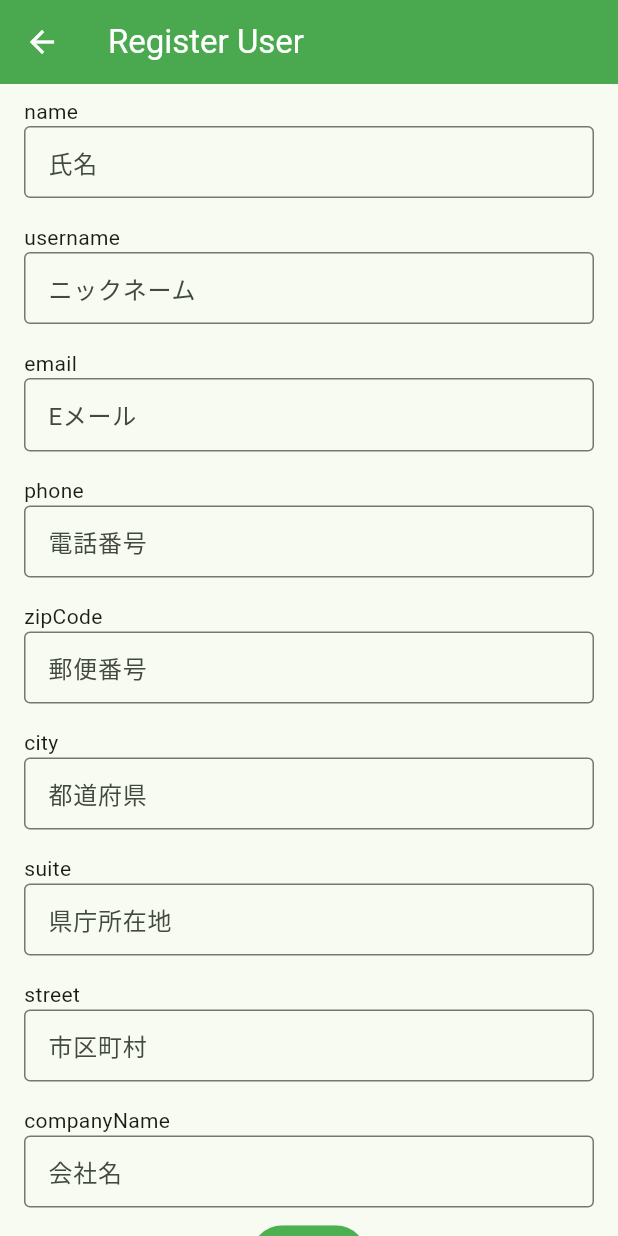
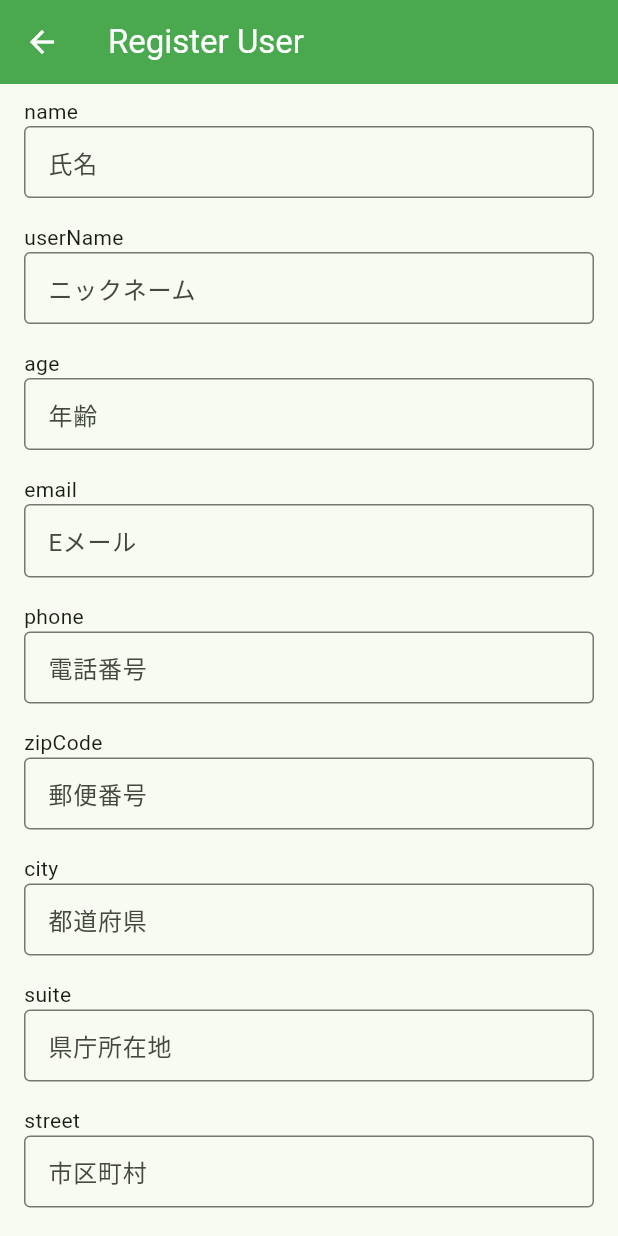
Before and after one commit to you-say13/Flutter-Sample, a Flutter app: the ApplyUserScreen screen opened by its route, on a phone screen of 412 x 824 dp. Run offline on Flutter 3.47's test engine with Material 3 defaults, Android fonts, the phone set to English and light mode, and no system bars; our stand-ins replace cloud_firestore, firebase_core, flutter_riverpod, freezed_annotation, go_router, riverpod_annotation; accounts and stored records are empty; generated files the repository leaves out were written again.

Commit message:
new add field

```diff
--- a/lib/domain/model/user.dart
+++ b/lib/domain/model/user.dart
@@ -1,5 +1,8 @@
+import 'package:cloud_firestore/cloud_firestore.dart';
+import 'package:flutter/cupertino.dart';
 import 'package:freezed_annotation/freezed_annotation.dart';
 
+part 'user.freezed.dart';
 part 'user.g.dart';
 
 @JsonSerializable()
@@ -20,64 +23,47 @@ class Address {
   Map<String, dynamic> toJson() => _$AddressToJson(this);
 }
 
-@immutable
-@JsonSerializable()
-class User {
-  final String? id;
-  final String name;
-  final String? username;
-  final String age;
-  final String email;
-  final Address address;
-  final String phone;
-  final String? companyName;
-  final DateTime birthDay;
-  final DateTime createdAt;
-  final DateTime? updatedAt;
+DateTime? fromNullableTimestamp(Timestamp? timestamp) {
+  debugPrint("fromTimestamp");
+  DateTime? dateTime = timestamp?.toDate();
+  return dateTime;
+}
 
-  const User({
-    this.id,
-    required this.name,
-    this.username,
-    required this.age,
-    required this.email,
-    required this.address,
-    required this.phone,
-    this.companyName,
-    required this.birthDay,
-    required this.createdAt,
-    this.updatedAt,
-  });
+Timestamp? toNullableTimestamp(DateTime? createdAt) {
+  debugPrint("toTimestamp");
+  Timestamp? timestamp = createdAt == null ? null : Timestamp.fromDate(createdAt);
+  return timestamp;
+}
+
+DateTime fromTimestamp(Timestamp timestamp) {
+  debugPrint("fromTimestamp");
+  DateTime? dateTime = timestamp.toDate();
+  return dateTime;
+}
+
+Timestamp toTimestamp(DateTime createdAt) {
+  debugPrint("toTimestamp");
+  Timestamp? timestamp = Timestamp.fromDate(createdAt);
+  return timestamp;
+}
+
+@freezed
+class User with _$User {
+  const factory User({
+    String? id,
+    required String name,
+    String? username,
+    required String age,
+    required String email,
+    required Address address,
+    required String phone,
+    String? companyName,
+    @JsonKey(fromJson: fromTimestamp, toJson: toTimestamp) required DateTime birthDay,
+    @JsonKey(fromJson: fromTimestamp, toJson: toTimestamp) required DateTime createdAt,
+    @JsonKey(fromJson: fromNullableTimestamp, toJson: toNullableTimestamp) DateTime? updatedAt,
+  }) = _User;
 
   factory User.fromJson(Map<String, dynamic> json) => _$UserFromJson(json);
-  Map<String, dynamic> toJson() => _$UserToJson(this);
-
-  User copyWith({
-    String? id,
-    String? name,
-    String? username,
-    String? age,
-    String? email,
-    Address? address,
-    String? phone,
-    String? companyName,
-    DateTime? birthDay,
-    DateTime? createdAt,
-    DateTime? updatedAt,
-  }) =>
-      User(
-        id: id,
-        name: name ?? this.name,
-        username: username,
-        age: age ?? this.age,
-        email: email ?? this.email,
-        address: address ?? this.address,
-        phone: phone ?? this.phone,
-        companyName: companyName,
-        birthDay: birthDay ?? this.birthDay,
-        createdAt: createdAt ?? this.createdAt,
-        updatedAt: updatedAt,
-      );
 
   @override
   String toString() {
--- a/lib/domain/service/user_repository.dart
+++ b/lib/domain/service/user_repository.dart
@@ -21,7 +21,8 @@ Future<List<User>> getUsers() async {
   debugPrint('get user length: ${qs.docs.length}');
   return qs.docs.map((doc) {
     final Map<String, dynamic> joinMap = {"id": doc.id, ...doc.data() as Map<String, dynamic>};
-    final User user = User.fromJson(joinMap);
+    debugPrint('get user jsonData: $joinMap');
+    User user = User.fromJson(joinMap);
     debugPrint("get user desc: $user");
     return user;
   }).toList();
--- a/lib/presentation/Widgets/grid_view.dart
+++ b/lib/presentation/Widgets/grid_view.dart
@@ -1,4 +1,5 @@
 import 'package:flutter/material.dart';
+import 'package:intl/intl.dart';
 import 'package:riverpod_sample/domain/model/user.dart';
 import 'package:riverpod_sample/domain/service/validator.dart';
 
@@ -11,11 +12,13 @@ class DetailGridView extends StatelessWidget {
     Map<String, String> info = {
       "username": userInfo.username ?? "",
       "phone": userInfo.phone,
+      "age": userInfo.age,
       "zipCode": userInfo.address.zipcode,
       "city": userInfo.address.city,
       "suite": userInfo.address.suite,
       "street": userInfo.address.street,
-      "companyName": userInfo.companyName ?? ""
+      "companyName": userInfo.companyName ?? "",
+      "birthDay": DateFormat("yyyy-MM-dd").format(userInfo.birthDay),
     };
 
     List<String> key = info.entries.map((user) => user.key).toList();
@@ -27,7 +30,7 @@ class DetailGridView extends StatelessWidget {
           textList: key,
         ),
         const Spacer(),
-        const SemicolonList(length: 7),
+        const SemicolonList(length: 9),
         const Spacer(),
         ColumnText(
           textList: [...info.entries.map((user) => user.value)],
@@ -44,24 +47,14 @@ class InsertGridView extends StatelessWidget {
 
   @override
   Widget build(context) {
-    Map<String, String> info = {
-      "name": "氏名",
-      "username": "ニックネーム",
-      "email": "Eメール",
-      "phone": "電話番号",
-      "zipCode": "郵便番号",
-      "city": "都道府県",
-      "suite": "県庁所在地",
-      "street": "市区町村",
-      "companyName": "会社名",
-    };
+    final info = userGenerator();
 
     List<String> key = info.entries.map((user) => user.key).toList();
     List<String> hintValue = info.entries.map((user) => user.value).toList();
 
     return Column(
       children: [
-        for (int i = 0; i < info.length; i++) ...{
+        for (int i = 0; i < info.length - 2; i++) ...{
           Padding(
             padding: const EdgeInsets.symmetric(horizontal: 16, vertical: 8),
             child: Column(
@@ -88,11 +81,20 @@ class InsertGridView extends StatelessWidget {
                     debugPrint('validation result: $str');
                     return str;
                   },
+                  onTap: () {
+                    if (key[i] != "birthDay") return;
+                    DatePickerDialog(
+                      firstDate: DateTime.now().add(
+                        const Duration(days: -365),
+                      ),
+                      lastDate: DateTime.now(),
+                    );
+                  },
                 ),
               ],
             ),
           ),
-        }
+        },
       ],
     );
   }
--- a/lib/presentation/apply_user_screen.dart
+++ b/lib/presentation/apply_user_screen.dart
@@ -1,6 +1,7 @@
 import 'package:flutter/material.dart';
 import 'package:flutter_riverpod/flutter_riverpod.dart';
 import 'package:go_router/go_router.dart';
+import 'package:intl/intl.dart';
 import 'package:riverpod_sample/domain/model/user.dart';
 import 'package:riverpod_sample/presentation/Widgets/grid_view.dart';
 import 'package:riverpod_sample/presentation/apply_user_view_model.dart';
@@ -21,6 +22,7 @@ class ApplyUserScreenState extends ConsumerState<ApplyUserScreen> {
   Widget build(BuildContext context) {
     TextEditingController nameController = TextEditingController();
     TextEditingController userNameController = TextEditingController();
+    TextEditingController ageController = TextEditingController();
     TextEditingController emailController = TextEditingController();
     TextEditingController phoneController = TextEditingController();
     TextEditingController zipCodeController = TextEditingController();
@@ -28,10 +30,12 @@ class ApplyUserScreenState extends ConsumerState<ApplyUserScreen> {
     TextEditingController suiteController = TextEditingController();
     TextEditingController streetController = TextEditingController();
     TextEditingController compNameController = TextEditingController();
+    TextEditingController birthDayController = TextEditingController();
 
     List<TextEditingController> textControllerList = [
       nameController,
       userNameController,
+      ageController,
       emailController,
       phoneController,
       zipCodeController,
@@ -39,11 +43,13 @@ class ApplyUserScreenState extends ConsumerState<ApplyUserScreen> {
       suiteController,
       streetController,
       compNameController,
+      birthDayController
     ];
 
     void settingTextField({User? user}) {
       nameController.text = user?.name ?? "";
       userNameController.text = user?.username ?? "";
+      ageController.text = user?.age ?? "";
       emailController.text = user?.email ?? "";
       phoneController.text = user?.phone ?? "";
       zipCodeController.text = user?.address.zipcode ?? "";
@@ -51,6 +57,7 @@ class ApplyUserScreenState extends ConsumerState<ApplyUserScreen> {
       suiteController.text = user?.address.suite ?? "";
       streetController.text = user?.address.street ?? "";
       compNameController.text = user?.companyName ?? "";
+      birthDayController.text = user != null ? DateFormat('yyyy-MM-dd').format(user!.birthDay) : "";
     }
 
     settingTextField(user: widget.userParam);
@@ -87,6 +94,7 @@ class ApplyUserScreenState extends ConsumerState<ApplyUserScreen> {
                       ref.read(applyUserViewModelProvider.notifier).insertUserData(
                             name: nameController.text,
                             username: userNameController.text,
+                            age: ageController.text,
                             email: emailController.text,
                             phone: phoneController.text,
                             address: Address(
--- a/lib/presentation/apply_user_view_model.dart
+++ b/lib/presentation/apply_user_view_model.dart
@@ -44,11 +44,13 @@ class ApplyUserViewModel extends _$ApplyUserViewModel {
   void insertUserData({
     required String name,
     String? username,
+    required String age,
     required String email,
     Address? address,
     required String phone,
     String? website,
     String? companyName,
+    DateTime? birthDay,
   }) async {
     // empty return block
     if (name.isEmpty) {
@@ -70,6 +72,7 @@ class ApplyUserViewModel extends _$ApplyUserViewModel {
         "email": email,
         "phone": phone,
         "username": username ?? "",
+        "age": age,
         "companyName": companyName ?? "",
         "address": {
           "city": address?.city ?? "",
@@ -77,6 +80,7 @@ class ApplyUserViewModel extends _$ApplyUserViewModel {
           "suite": address?.suite ?? "",
           "zipcode": address?.zipcode ?? "",
         },
+        "birthDay": birthDay,
       },
     );
 
--- a/lib/presentation/user_list_screen.dart
+++ b/lib/presentation/user_list_screen.dart
@@ -91,6 +91,7 @@ class UserHomeScreenState extends ConsumerState<UserHomeScreen> {
             user.viewState
                 ? Column(
                     children: [
+                      const Divider(),
                       DetailGridView(userInfo: userInfo),
                       const Divider(),
                     ],
--- a/pubspec.yaml
+++ b/pubspec.yaml
@@ -36,7 +36,7 @@ dependencies:
   # Use with the CupertinoIcons class for iOS style icons.
   cupertino_icons: ^1.0.6
   flutter_riverpod: ^2.5.1
-  freezed: ^2.5.2
+  freezed: ^2.5.7
   freezed_annotation: ^2.4.2
   riverpod_annotation: ^2.3.5
   http: ^1.2.1
@@ -56,7 +56,6 @@ dev_dependencies:
 
   riverpod_lint: 2.3.10
   build_runner: ^2.4.11
-  json_serializer: ^0.2.0
   riverpod_generator: ^2.4.0
 
   # The "flutter_lints" package below contains a set of recommended lints to
```
Also changed, not shown: lib/domain/repository/CRUDController.dart (+16 -10 lines), lib/domain/model/user.g.dart, pubspec.lock, 1 other file.
